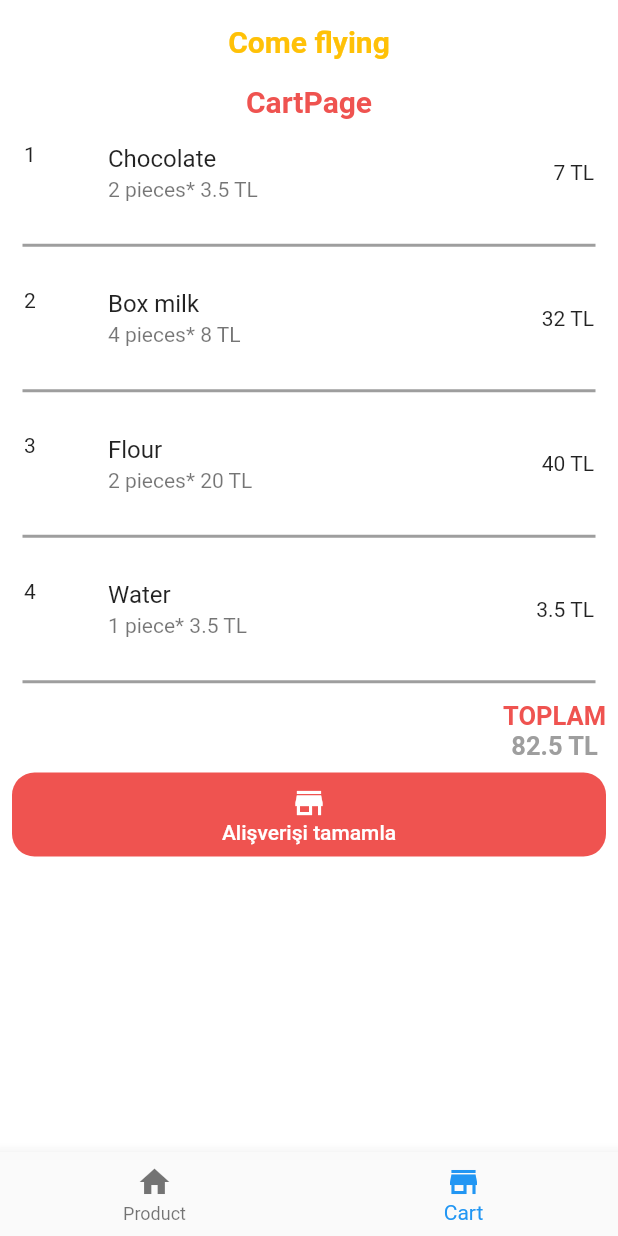
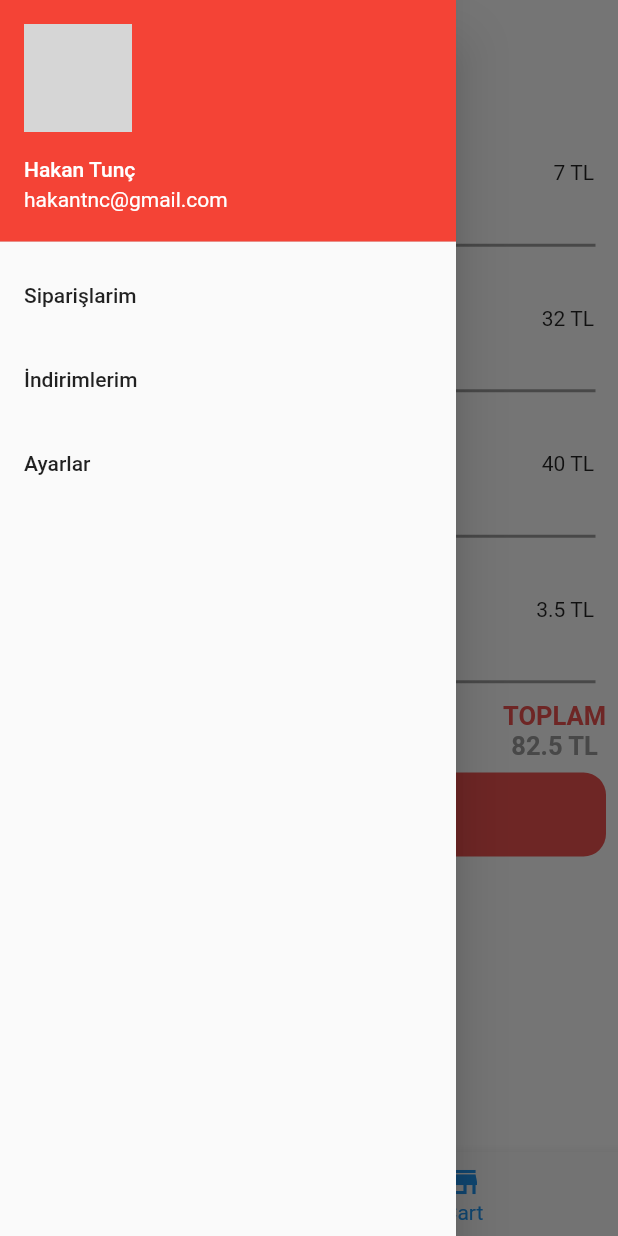
Before and after one commit to hamicelik/flutter, a Flutter app: the screen it shows after launch, item 2 of the bottom bar chosen, with the side drawer open (before the commit the screen has no drawer), on a phone screen of 412 x 824 dp. Run offline on Flutter 3.47's test engine with Material 2 defaults, Android fonts, the phone set to English and light mode, and no system bars; network calls fail; grey boxes are pictures that could not be loaded.

Commit message:
latest updates

```diff
--- a/lib/app_page/my_home_page.dart
+++ b/lib/app_page/my_home_page.dart
@@ -26,14 +26,20 @@ class _MyHomePageState extends State<MyHomePage> {
         backgroundColor: Colors.white,
         elevation: 0,
         title: const Text(
-          "Come flying",
+          "Market Uygulaması",
           style: TextStyle(
               color: Colors.amber, fontSize: 20, fontWeight: FontWeight.bold),
         ),
         centerTitle: true,
         iconTheme: const IconThemeData(color: Colors.red),
       ),
+      drawer: drawerMenu(),
+//? Body section
+
       body: _icerik![currentPageNo],
+
+//? Bottom NavigationBar Section
+
       bottomNavigationBar: BottomNavigationBar(
         items: const [
           BottomNavigationBarItem(icon: Icon(Icons.home), label: "Product"),
@@ -48,4 +54,31 @@ class _MyHomePageState extends State<MyHomePage> {
       ),
     );
   }
+
+  Drawer drawerMenu() {
+    return Drawer(
+      child: ListView(
+        children: [
+          const UserAccountsDrawerHeader(
+            decoration: BoxDecoration(color: Colors.red),
+            accountName: Text("Hakan Tunç"),
+            accountEmail: Text("hakantnc@gmail.com"),
+            currentAccountPicture: CircleAvatar(
+              radius: 30,
+              backgroundImage: NetworkImage(
+                  "https://images.pexels.com/photos/3777952/pexels-photo-3777952.jpeg?auto=compress&cs=tinysrgb&dpr=2&h=650&w=940"),
+            ),
+          ),
+          drawerListTile("Siparişlarim"),
+          drawerListTile("İndirimlerim"),
+          drawerListTile("Ayarlar"),
+        ],
+      ),
+    );
+  }
+
+  ListTile drawerListTile(String kategori) => ListTile(
+        title: Text(kategori),
+        onTap: () {},
+      );
 }
--- a/lib/app_page/product_categories_tabbar.dart
+++ b/lib/app_page/product_categories_tabbar.dart
@@ -26,7 +26,8 @@ class _ProductCategoriesTabbarState extends State<ProductCategoriesTabbar>
             controller: tvcontrol,
             indicatorColor: Colors.red,
             labelColor: Colors.red,
-            labelStyle: TextStyle(fontSize: 15, fontWeight: FontWeight.w600),
+            labelStyle:
+                const TextStyle(fontSize: 15, fontWeight: FontWeight.w600),
             unselectedLabelColor: Colors.grey,
             isScrollable: true,
             tabs: const [
--- a/lib/app_page/product_detail_page.dart
+++ b/lib/app_page/product_detail_page.dart
@@ -23,6 +23,8 @@ class ProductDetailPage extends StatelessWidget {
         backgroundColor: Colors.white,
         body: ListView(
           children: [
+//? Product image and back arrow button
+
             Stack(
               children: [
                 Hero(
@@ -46,6 +48,7 @@ class ProductDetailPage extends StatelessWidget {
                     icon: const Icon(Icons.arrow_back))
               ],
             ),
+
             Column(
               children: [
                 const SizedBox(
```
Also changed, not shown: lib/app_page/product_page.dart (+38 -27 lines).
